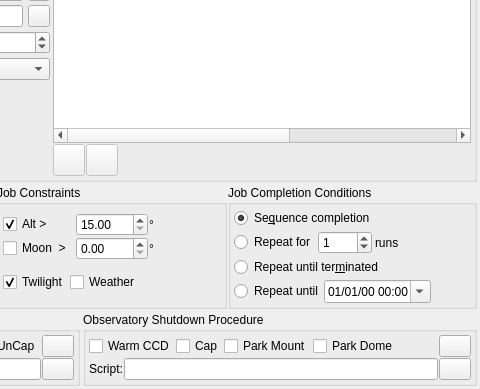
Before: the Qt Designer form kstars/ekos/scheduler/scheduler.ui in KDE/kstars, drawn with Qt 5; both pictures show x 237 to 717 and y 100 to 489 of the 717 by 489 pixel window.
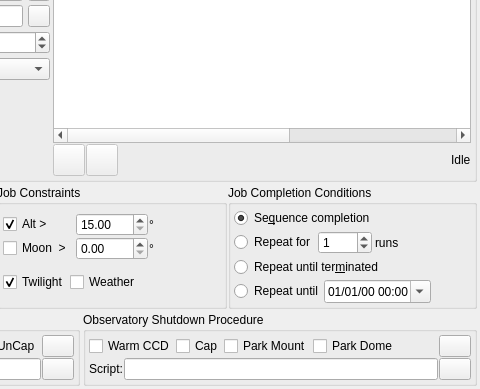
After: the same form once the commit is applied. Custom widgets are drawn as their Qt base class.

Commit message: Scheduler adjustments and fixes

What changed in the file:
```diff
--- a/kstars/ekos/scheduler/scheduler.ui
+++ b/kstars/ekos/scheduler/scheduler.ui
@@ -732,6 +732,16 @@
             </property>
            </spacer>
           </item>
+          <item>
+           <widget class="QLabel" name="jobStatus">
+            <property name="styleSheet">
+             <string notr="true"/>
+            </property>
+            <property name="text">
+             <string>Idle</string>
+            </property>
+           </widget>
+          </item>
          </layout>
         </item>
        </layout>
```
The commit also changes 4 other files.
